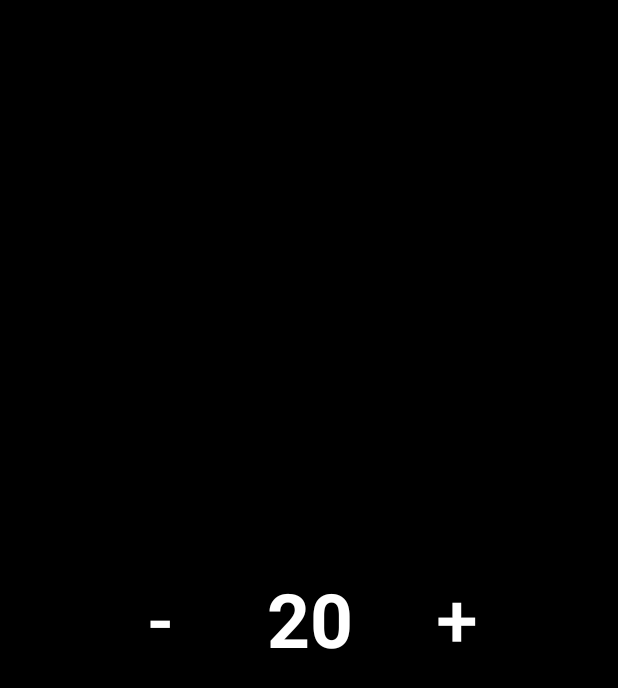
After one commit to GlaserDaniel/MagicLifeCounter, an Android app: the layout fragment_player.xml on its own in the app's theme, with its tools: preview values and no code run, on a phone screen of 412 x 824 dp. The commit adds this screen. Shown: the top 688 px of the screen. Run offline under Robolectric (Android 15) with nearby library versions, the phone set to English and light mode, and no system bars.

Commit message:
First creation of fragment for the player

```diff
--- a/counter/src/main/java/de/danielglaser/magiclivecounter/counter/CounterActivity.java
+++ b/counter/src/main/java/de/danielglaser/magiclivecounter/counter/CounterActivity.java
@@ -137,8 +137,8 @@ public class CounterActivity extends AppCompatActivity {
     }
 
     private void initUI() {
-        Button player1PlusButton = findViewById(R.id.player1PlusButton);
-        Button player1MinusButton = findViewById(R.id.player1MinusButton);
+        Button player1PlusButton = findViewById(R.id.playerMinusButton);
+        Button player1MinusButton = findViewById(R.id.playerPlusButton);
         Button player2PlusButton = findViewById(R.id.player2PlusButton);
         Button player2MinusButton = findViewById(R.id.player2MinusButton);
 
--- /dev/null
+++ b/counter/src/main/res/layout/fragment_player.xml
@@ -0,0 +1,71 @@
+<?xml version="1.0" encoding="utf-8"?>
+<android.support.constraint.ConstraintLayout xmlns:android="http://schemas.android.com/apk/res/android"
+    xmlns:app="http://schemas.android.com/apk/res-auto"
+    xmlns:tools="http://schemas.android.com/tools"
+    android:id="@+id/frameLayout"
+    android:layout_width="match_parent"
+    android:layout_height="match_parent"
+    android:background="@android:color/black"
+    tools:context=".PlayerFragment">
+
+    <!-- TODO: Update blank fragment layout -->
+
+    <TextView
+        android:id="@+id/playerLiveText"
+        android:layout_width="wrap_content"
+        android:layout_height="wrap_content"
+        android:layout_marginBottom="8dp"
+        android:layout_marginEnd="8dp"
+        android:layout_marginLeft="8dp"
+        android:layout_marginRight="8dp"
+        android:layout_marginStart="8dp"
+        android:layout_marginTop="8dp"
+        android:gravity="center"
+        android:keepScreenOn="true"
+        android:textColor="@android:color/white"
+        android:textSize="50sp"
+        android:textStyle="bold"
+        app:layout_constraintBottom_toBottomOf="parent"
+        app:layout_constraintEnd_toEndOf="parent"
+        app:layout_constraintHorizontal_bias="0.501"
+        app:layout_constraintStart_toStartOf="parent"
+        app:layout_constraintTop_toTopOf="parent"
+        tools:text="20" />
+
+    <Button
+        android:id="@+id/playerMinusButton"
+        style="@style/Widget.AppCompat.Button.Borderless"
+        android:layout_width="0dp"
+        android:layout_height="0dp"
+        android:layout_marginBottom="8dp"
+        android:layout_marginLeft="8dp"
+        android:layout_marginStart="8dp"
+        android:layout_marginTop="8dp"
+        android:text="-"
+        android:textColor="@android:color/white"
+        android:textSize="50sp"
+        app:layout_constraintBottom_toBottomOf="parent"
+        app:layout_constraintEnd_toStartOf="@+id/playerPlusButton"
+        app:layout_constraintHorizontal_bias="0.5"
+        app:layout_constraintStart_toStartOf="parent"
+        app:layout_constraintTop_toTopOf="parent"
+        tools:text="-" />
+
+    <Button
+        android:id="@+id/playerPlusButton"
+        style="@style/Widget.AppCompat.Button.Borderless"
+        android:layout_width="0dp"
+        android:layout_height="0dp"
+        android:layout_marginBottom="8dp"
+        android:layout_marginEnd="8dp"
+        android:layout_marginRight="8dp"
+        android:layout_marginTop="8dp"
+        android:text="+"
+        android:textColor="@android:color/white"
+        android:textSize="50sp"
+        app:layout_constraintBottom_toBottomOf="parent"
+        app:layout_constraintEnd_toEndOf="parent"
+        app:layout_constraintHorizontal_bias="0.5"
+        app:layout_constraintStart_toEndOf="@+id/playerMinusButton"
+        app:layout_constraintTop_toTopOf="parent" />
+</android.support.constraint.ConstraintLayout>
--- /dev/null
+++ b/counter/src/main/res/values/strings.xml
@@ -0,0 +1,6 @@
+<resources>
+
+    <!-- TODO: Remove or change this placeholder text -->
+    <string name="hello_blank_fragment">Hello blank fragment</string>
+
+</resources>
```
Also changed, not shown: counter/src/main/java/de/danielglaser/magiclivecounter/counter/PlayerFragment.java (added, +108 -0 lines), counter/src/main/res/layout/activity_counter.xml (+5 -5 lines).
